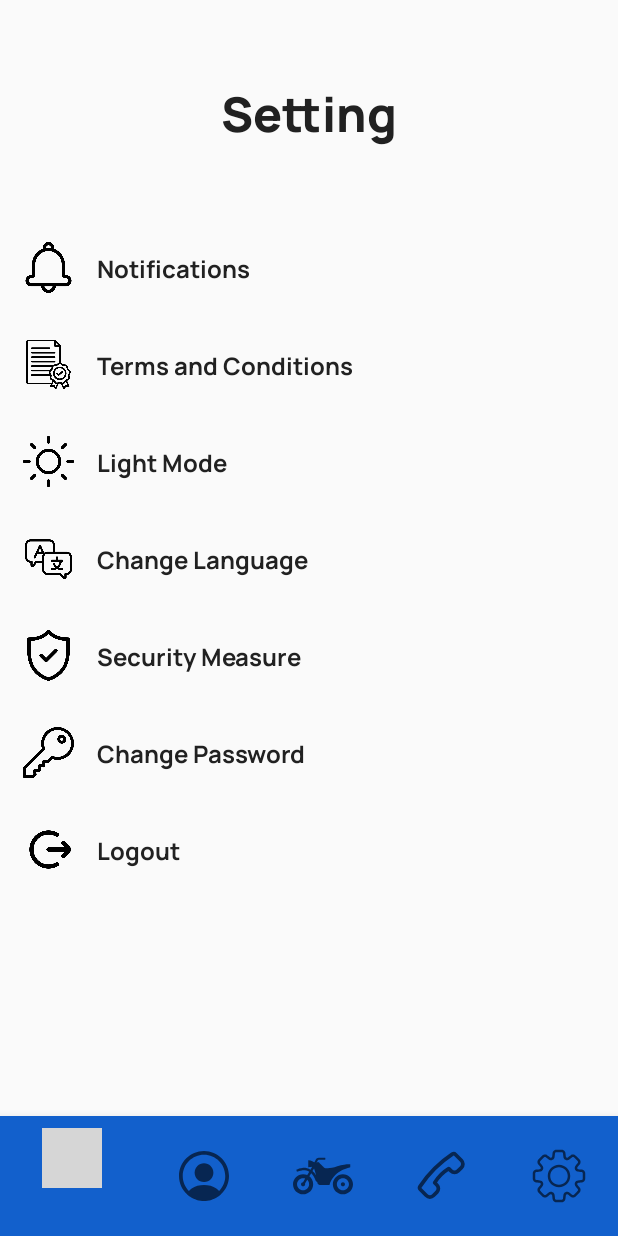
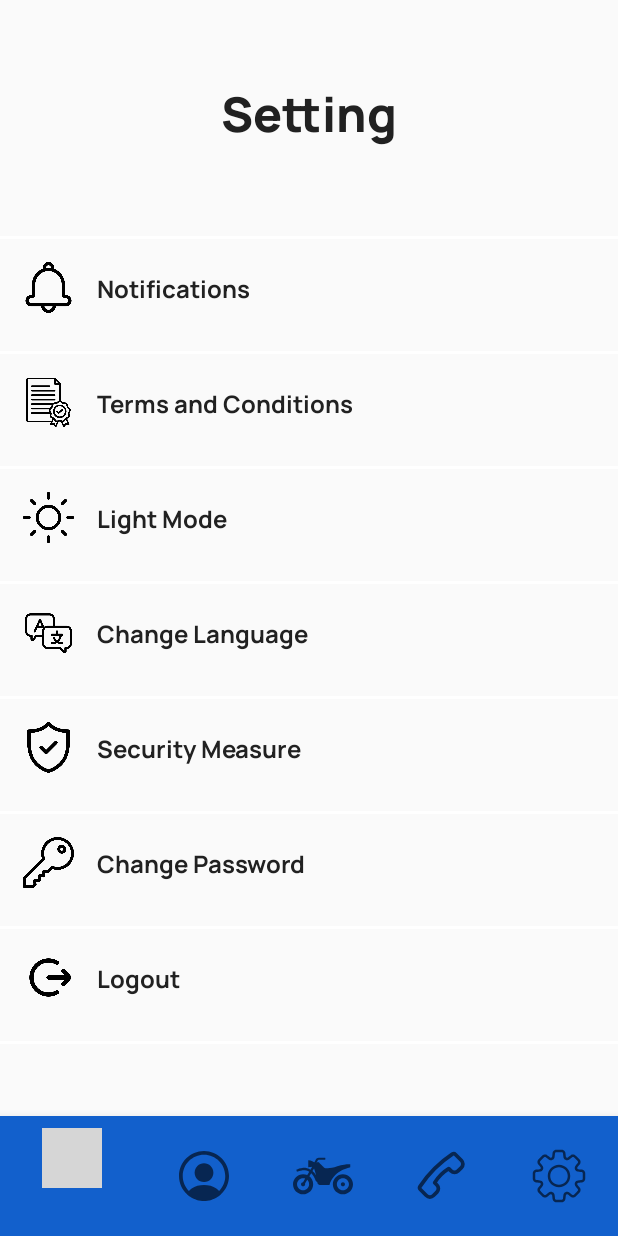
Before and after one commit to RinchenYonjan/BikeNepal, an Android app: the fragment SettingFragment placed in its activity, on a phone screen of 412 x 824 dp. Run offline under Robolectric (Android 15) with nearby library versions, the phone set to English and light mode, and no system bars; grey boxes are pictures that could not be loaded.

Commit message:
Merge remote changes

```diff
--- a/app/src/main/java/com/example/bikenepal/MainActivity.java
+++ b/app/src/main/java/com/example/bikenepal/MainActivity.java
@@ -47,7 +47,6 @@ public class MainActivity extends AppCompatActivity implements NavigationBarView
         bottomNavigationView.setOnItemSelectedListener(this);
         bottomNavigationView.setSelectedItemId(R.id.home);
 
-
         // Check and request permissions
         requestPermissions();
 
@@ -56,7 +55,6 @@ public class MainActivity extends AppCompatActivity implements NavigationBarView
         new Thread(new Runnable() {
             @Override
             public void run() {
-
                 try {
                     Thread.sleep(150000);
                 } catch (InterruptedException ea) {
@@ -141,8 +139,6 @@ public class MainActivity extends AppCompatActivity implements NavigationBarView
 
     private void onPermissionsGranted() {
         // Code to execute when the permissions are granted
-
     }
 
-
 }
--- a/app/src/main/java/com/example/bikenepal/controller/retrofit/RetrofitClient.java
+++ b/app/src/main/java/com/example/bikenepal/controller/retrofit/RetrofitClient.java
@@ -25,8 +25,6 @@ public class RetrofitClient extends AppCompatActivity {
 
     // apiService creation
     apiservice api = retrofit.create(apiservice.class);
-
-
 
 
     // Method on user register request and response
--- a/app/src/main/java/com/example/bikenepal/firebase/MyFirebaseMessagingService.java
+++ b/app/src/main/java/com/example/bikenepal/firebase/MyFirebaseMessagingService.java
@@ -18,6 +18,7 @@ public class MyFirebaseMessagingService extends FirebaseMessagingService {
     private static final String TAG = "BikeFirebaseMessagingService";
     private static final String CHANNEL_ID = "BikeNotify";
 
+
     // Method message on received
     @Override
     public void onMessageReceived(@NonNull RemoteMessage remoteMessage) {
@@ -35,7 +36,6 @@ public class MyFirebaseMessagingService extends FirebaseMessagingService {
 
             // Handle the notification payload here
             showNotification(remoteMessage.getNotification().getTitle(), remoteMessage.getNotification().getBody());
-
         }
     }
 
@@ -46,6 +46,7 @@ public class MyFirebaseMessagingService extends FirebaseMessagingService {
         Log.d(TAG, "Refreshed token " + token);
 
     }
+
 
     // Method on showing notification details
     private void showNotification(String title, String body) {
@@ -70,15 +71,14 @@ public class MyFirebaseMessagingService extends FirebaseMessagingService {
                 channel.setDescription(description);
 
                 notificationManager.createNotificationChannel(channel);
-
             }
 
             notificationManager.notify(0, builder.build());
 
         } else {
+
             // Handle case where getSystemService() returned null
             Log.e(TAG, "NotificationManager is null");
-
         }
     }
 
--- a/app/src/main/java/com/example/bikenepal/view/BikeFragment.java
+++ b/app/src/main/java/com/example/bikenepal/view/BikeFragment.java
@@ -4,8 +4,6 @@ import android.os.Bundle;
 import android.view.LayoutInflater;
 import android.view.View;
 import android.view.ViewGroup;
-
-
 import androidx.fragment.app.Fragment;
 import androidx.recyclerview.widget.LinearLayoutManager;
 import androidx.recyclerview.widget.RecyclerView;
@@ -48,5 +46,4 @@ public class BikeFragment extends Fragment {
         return rootView;
     }
 
-
 }
--- a/app/src/main/java/com/example/bikenepal/view/HomeFragment.java
+++ b/app/src/main/java/com/example/bikenepal/view/HomeFragment.java
@@ -16,8 +16,7 @@ public class HomeFragment extends Fragment implements View.OnClickListener {
 
 
     @Override
-    public View onCreateView(LayoutInflater inflater, ViewGroup container,
-                             Bundle savedInstanceState) {
+    public View onCreateView(LayoutInflater inflater, ViewGroup container, Bundle savedInstanceState) {
         // Inflate the layout for this fragment
         View v = inflater.inflate(R.layout.fragment_home, container, false);
         return v;
--- a/app/src/main/java/com/example/bikenepal/view/Splash.java
+++ b/app/src/main/java/com/example/bikenepal/view/Splash.java
@@ -23,7 +23,6 @@ public class Splash extends AppCompatActivity {
                 startActivity(intent);
             }
         }, 1500);   //1.5 sec
+    }
 
-
-    }
 }
--- a/app/src/main/java/com/example/bikenepal/view/intro1Fragment.java
+++ b/app/src/main/java/com/example/bikenepal/view/intro1Fragment.java
@@ -31,6 +31,7 @@ public class intro1Fragment extends Fragment {
         }
     }
 
+
     @Nullable
     @Override
     public View onCreateView(@NonNull LayoutInflater inflater, @Nullable ViewGroup container, @Nullable Bundle savedInstanceState) {
@@ -48,6 +49,7 @@ public class intro1Fragment extends Fragment {
 
         return view;
     }
+
 
     private class GestureListener extends GestureDetector.SimpleOnGestureListener {
 
@@ -95,7 +97,6 @@ public class intro1Fragment extends Fragment {
                 mainIntroActivity.moveToNextFragment();
             }
         }
-
     }
 
 }
--- a/app/src/main/res/drawable/back.xml
+++ b/app/src/main/res/drawable/back.xml
@@ -1,5 +1,5 @@
 <vector android:autoMirrored="true" android:height="24dp"
-    android:tint="#000000" android:viewportHeight="24"
+    android:tint="#ffffff" android:viewportHeight="24"
     android:viewportWidth="24" android:width="24dp" xmlns:android="http://schemas.android.com/apk/res/android">
     <path android:fillColor="@android:color/white" android:pathData="M20,11H7.83l5.59,-5.59L12,4l-8,8 8,8 1.41,-1.41L7.83,13H20v-2z"/>
 </vector>
--- a/app/src/main/res/layout/activity_login.xml
+++ b/app/src/main/res/layout/activity_login.xml
@@ -5,7 +5,7 @@
     android:layout_width="match_parent"
     android:layout_height="match_parent"
     tools:context=".view.LoginActivity"
-    android:background="@drawable/bmw">
+    android:background="@drawable/bmw1000rr">
 
     <!-- Creating image back button-->
     <ImageButton
@@ -79,7 +79,7 @@
             android:layout_height="wrap_content"
             android:text="Have not register yet? Register Here."
             android:fontFamily="@font/manrope_regular"
-            android:textColor="#212121"
+            android:textColor="#ffffff"
             android:textSize="16sp" />
 
     </LinearLayout>
--- a/app/src/main/res/layout/activity_welcome.xml
+++ b/app/src/main/res/layout/activity_welcome.xml
@@ -6,7 +6,7 @@
     android:layout_height="match_parent"
     tools:context=".view.WelcomeActivity"
     android:layout_gravity="center"
-    android:background="@drawable/bmw">
+    android:background="@drawable/bmw1000rr">
 
     <!-- Heading h1 -->
     <TextView
--- a/app/src/main/res/layout/fragment_setting.xml
+++ b/app/src/main/res/layout/fragment_setting.xml
@@ -9,6 +9,7 @@
 
     <!-- Setting -->
     <TextView
+        android:id="@+id/title"
         android:layout_width="wrap_content"
         android:layout_height="wrap_content"
         android:text="Setting"
@@ -30,7 +31,15 @@
         app:layout_constraintBottom_toBottomOf="parent"
         app:layout_constraintEnd_toEndOf="parent"
         app:layout_constraintStart_toStartOf="parent"
-        app:layout_constraintTop_toTopOf="parent">
+        app:layout_constraintTop_toBottomOf="@+id/title">
+
+        <!-- Space -->
+        <LinearLayout
+            android:layout_width="match_parent"
+            android:layout_height="2dp"
+            android:background="@color/white"
+            android:layout_below="@+id/imageView"
+            android:layout_marginTop="10dp"/>
 
         <!-- Notification -->
         <LinearLayout
@@ -58,6 +67,14 @@
 
         </LinearLayout>
 
+        <!-- Space -->
+        <LinearLayout
+            android:layout_width="match_parent"
+            android:layout_height="2dp"
+            android:background="@color/white"
+            android:layout_below="@+id/imageView"
+            android:layout_marginTop="10dp"/>
+
         <!-- Terms and Conditions -->
         <LinearLayout
             android:layout_width="match_parent"
@@ -83,6 +100,14 @@
                 android:textStyle="bold" />
 
         </LinearLayout>
+
+        <!-- Space -->
+        <LinearLayout
+            android:layout_width="match_parent"
+            android:layout_height="2dp"
+            android:background="@color/white"
+            android:layout_below="@+id/imageView"
+            android:layout_marginTop="10dp"/>
 
         <!-- Dark and Light Model -->
         <LinearLayout
@@ -110,6 +135,14 @@
 
         </LinearLayout>
 
+        <!-- Space -->
+        <LinearLayout
+            android:layout_width="match_parent"
+            android:layout_height="2dp"
+            android:background="@color/white"
+            android:layout_below="@+id/imageView"
+            android:layout_marginTop="10dp"/>
+
         <!-- Change Language -->
         <LinearLayout
             android:layout_width="match_parent"
@@ -135,6 +168,14 @@
                 android:textStyle="bold" />
 
         </LinearLayout>
+
+        <!-- Space -->
+        <LinearLayout
+            android:layout_width="match_parent"
+            android:layout_height="2dp"
+            android:background="@color/white"
+            android:layout_below="@+id/imageView"
+            android:layout_marginTop="10dp"/>
 
         <!-- Security Measure -->
         <LinearLayout
@@ -162,6 +203,14 @@
 
         </LinearLayout>
 
+        <!-- Space -->
+        <LinearLayout
+            android:layout_width="match_parent"
+            android:layout_height="2dp"
+            android:background="@color/white"
+            android:layout_below="@+id/imageView"
+            android:layout_marginTop="10dp"/>
+
         <!-- Change Password -->
         <LinearLayout
             android:layout_width="match_parent"
@@ -187,6 +236,14 @@
                 android:textStyle="bold" />
 
         </LinearLayout>
+
+        <!-- Space -->
+        <LinearLayout
+            android:layout_width="match_parent"
+            android:layout_height="2dp"
+            android:background="@color/white"
+            android:layout_below="@+id/imageView"
+            android:layout_marginTop="10dp"/>
 
         <!-- Logout -->
         <LinearLayout
@@ -215,6 +272,13 @@
 
         </LinearLayout>
 
+        <!-- Space -->
+        <LinearLayout
+            android:layout_width="match_parent"
+            android:layout_height="2dp"
+            android:background="@color/white"
+            android:layout_below="@+id/imageView"
+            android:layout_marginTop="10dp"/>
 
     </LinearLayout>
 
```
Also changed, not shown: app/src/main/java/com/example/bikenepal/recyclerview/BikeAdapter.java (+21 -2 lines), app/src/main/java/com/example/bikenepal/recyclerview/RecyclerViewHolder.java (+6 -23 lines), app/src/main/java/com/example/bikenepal/view/ContactFragment.java (+6 -1 lines), app/src/main/res/layout/activity_register.xml (+5 -4 lines), app/src/main/res/layout/fragment_profile.xml (+29 -6 lines), app/src/main/res/layout/fragment_recyclerview_holder.xml (+1 -7 lines), app/src/main/res/drawable/bmw.jpg (deleted), app/src/main/res/drawable/bmw1000rr.jpg (added).
